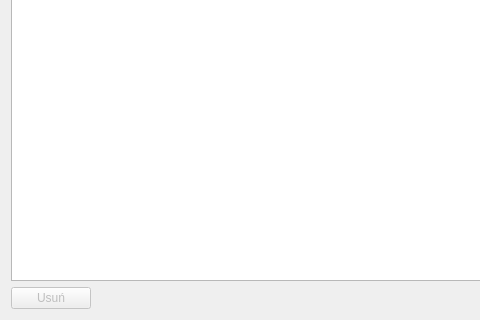
First picture: the form in Ui/locations-list.ui, repository kuba172/Demog, before the edit; both pictures show x 0 to 480 and y 280 to 600 of the 800 by 600 pixel window.
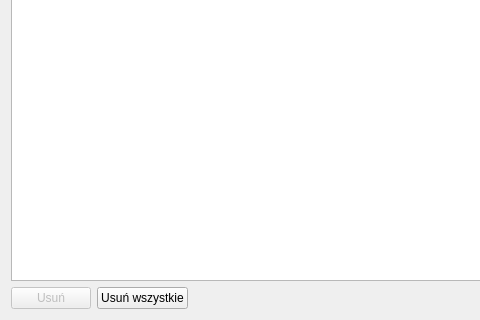
Second picture: the form after the edit.

Commit message: change ui for settings and location list

Patch:
```diff
--- a/Ui/locations-list.ui
+++ b/Ui/locations-list.ui
@@ -38,6 +38,16 @@
        </property>
       </widget>
      </item>
+     <item>
+      <widget class="QPushButton" name="pushButton_Delete_All">
+       <property name="enabled">
+        <bool>true</bool>
+       </property>
+       <property name="text">
+        <string>Usuń wszystkie</string>
+       </property>
+      </widget>
+     </item>
      <item>
       <spacer name="horizontalSpacer">
        <property name="orientation">
```
The commit also changes 6 other files.
